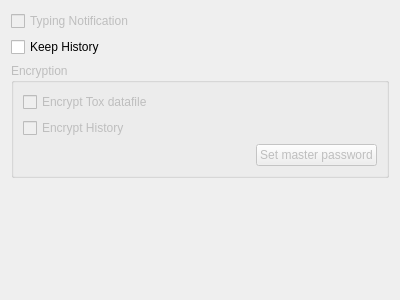
qTox/qTox, file widget/form/settings/privacysettings.ui: the form before one commit.
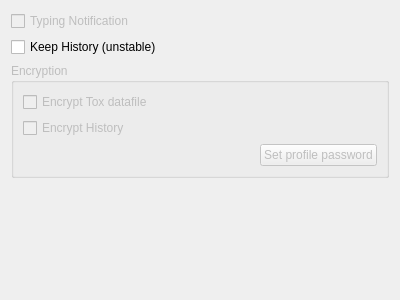
The form after the commit.

Commit message: History: keep unencrypted history

Patch:
```diff
--- a/widget/form/settings/privacysettings.ui
+++ b/widget/form/settings/privacysettings.ui
@@ -27,7 +27,7 @@
    <item>
     <widget class="QCheckBox" name="cbKeepHistory">
      <property name="text">
-      <string>Keep History</string>
+      <string>Keep History (unstable)</string>
      </property>
     </widget>
    </item>
@@ -72,7 +72,7 @@
         <item>
          <widget class="QPushButton" name="pswdBtn">
           <property name="text">
-           <string>Set master password</string>
+           <string>Set profile password</string>
           </property>
          </widget>
         </item>
```
Left out of the diff: 3 changed lines with no effect on the pictures. The commit also changes 5 other files.
